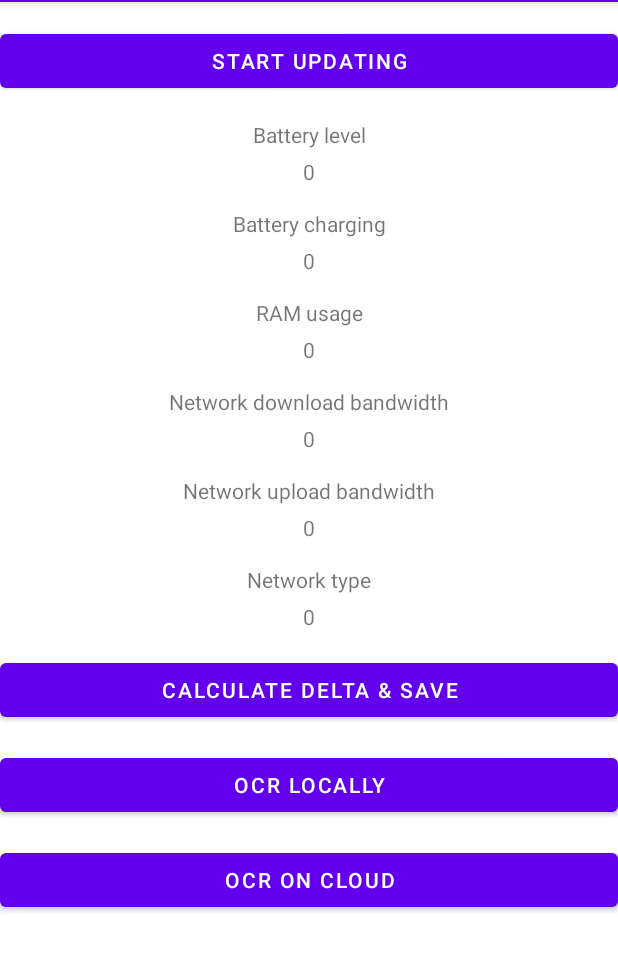
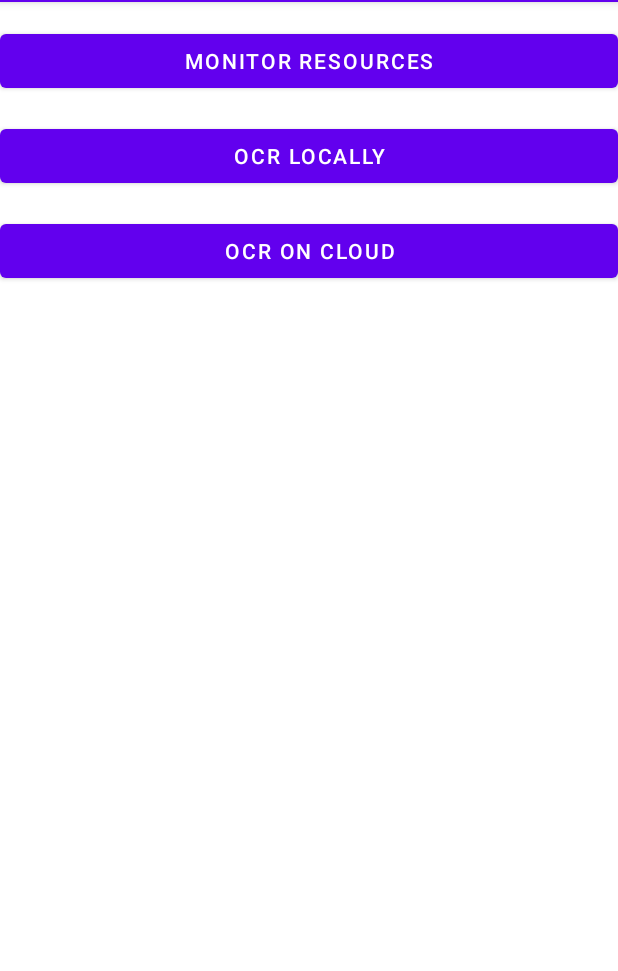
Before and after one commit to wolski0420/MobileSystemOCR, an Android app: the screen it shows after launch (MainActivity), on a phone screen of 412 x 824 dp, the part 82-1053 px from its top. Run offline under Robolectric (Android 15) with nearby library versions, the phone set to English and light mode, and no system bars; libraries missing offline, so code that uses them is left out: com.github.doyaaaaaken.kotlincsv, com.googlecode.tesseract; 1 statement that could not run was skipped.

Commit message:
Moved live resources monitoring to new activity, refactored ocr methods

```diff
--- a/app/src/main/java/com/example/ocr/ResourcesMonitor.kt
+++ b/app/src/main/java/com/example/ocr/ResourcesMonitor.kt
@@ -7,8 +7,9 @@ import android.content.IntentFilter
 import android.net.ConnectivityManager
 import android.os.BatteryManager
 import android.os.SystemClock
+import androidx.appcompat.app.AppCompatActivity
 
-class ResourcesMonitor(private var activity: MainActivity) {
+class ResourcesMonitor(private var activity: AppCompatActivity) {
 
     fun getBatteryLevel () : Long {
         val batteryManager = activity.getSystemService(Context.BATTERY_SERVICE) as BatteryManager
--- a/app/src/main/res/layout/activity_main.xml
+++ b/app/src/main/res/layout/activity_main.xml
@@ -8,110 +8,11 @@
     tools:context=".MainActivity">
 
     <Button
-        android:id="@+id/updateButton"
         android:layout_width="match_parent"
         android:layout_height="wrap_content"
         android:layout_marginTop="15sp"
-        android:onClick="startOrStopUpdating"
-        android:text="@string/start_scheduler"
-        android:textAlignment="center" />
-
-    <TextView
-        android:layout_width="match_parent"
-        android:layout_height="wrap_content"
-        android:layout_marginTop="15sp"
-        android:text="@string/battery_level"
-        android:textAlignment="center" />
-
-    <TextView
-        android:id="@+id/battery_percentage_text_view"
-        android:layout_width="match_parent"
-        android:layout_height="wrap_content"
-        android:layout_marginTop="5sp"
-        android:text="@string/starting_value"
-        android:textAlignment="center" />
-
-    <TextView
-        android:layout_width="match_parent"
-        android:layout_height="wrap_content"
-        android:layout_marginTop="15sp"
-        android:text="@string/battery_charging"
-        android:textAlignment="center" />
-
-    <TextView
-        android:id="@+id/battery_charging_text_view"
-        android:layout_width="match_parent"
-        android:layout_height="wrap_content"
-        android:layout_marginTop="5sp"
-        android:text="@string/starting_value"
-        android:textAlignment="center" />
-
-    <TextView
-        android:layout_width="match_parent"
-        android:layout_height="wrap_content"
-        android:layout_marginTop="15sp"
-        android:text="@string/ram_usage"
-        android:textAlignment="center" />
-
-    <TextView
-        android:id="@+id/ram_usage_text_view"
-        android:layout_width="match_parent"
-        android:layout_height="wrap_content"
-        android:layout_marginTop="5sp"
-        android:text="@string/starting_value"
-        android:textAlignment="center" />
-
-    <TextView
-        android:layout_width="match_parent"
-        android:layout_height="wrap_content"
-        android:layout_marginTop="15sp"
-        android:text="@string/network_download"
-        android:textAlignment="center" />
-
-    <TextView
-        android:id="@+id/download_text_view"
-        android:layout_width="match_parent"
-        android:layout_height="wrap_content"
-        android:layout_marginTop="5sp"
-        android:text="@string/starting_value"
-        android:textAlignment="center" />
-
-    <TextView
-        android:layout_width="match_parent"
-        android:layout_height="wrap_content"
-        android:layout_marginTop="15sp"
-        android:text="@string/network_upload"
-        android:textAlignment="center" />
-
-    <TextView
-        android:id="@+id/upload_text_view"
-        android:layout_width="match_parent"
-        android:layout_height="wrap_content"
-        android:layout_marginTop="5sp"
-        android:text="@string/starting_value"
-        android:textAlignment="center" />
-
-    <TextView
-        android:layout_width="match_parent"
-        android:layout_height="wrap_content"
-        android:layout_marginTop="15sp"
-        android:text="@string/network_type"
-        android:textAlignment="center" />
-
-    <TextView
-        android:id="@+id/network_type_text_view"
-        android:layout_width="match_parent"
-        android:layout_height="wrap_content"
-        android:layout_marginTop="5sp"
-        android:text="@string/starting_value"
-        android:textAlignment="center" />
-
-    <Button
-        android:layout_width="match_parent"
-        android:layout_height="wrap_content"
-        android:layout_marginTop="15sp"
-        android:onClick="calculateDeltaAndSave"
-        android:text="@string/delta_and_save"
+        android:onClick="switchToMonitoring"
+        android:text="@string/resources_monitoring"
         android:textAlignment="center" />
 
     <Button
--- a/app/src/main/res/values/strings.xml
+++ b/app/src/main/res/values/strings.xml
@@ -10,7 +10,8 @@
     <string name="network_upload">Network upload bandwidth</string>
     <string name="starting_value">0</string>
     <string name="network_type">Network type</string>
-    <string name="delta_and_save"><![CDATA[Calculate delta & save]]></string>
+    <string name="resources_monitoring">Monitor resources</string>
     <string name="ocr_local">OCR locally</string>
     <string name="ocr_cloud">OCR on cloud</string>
+    <string name="go_back">Go back to main</string>
 </resources>
```
Also changed, not shown: app/src/main/AndroidManifest.xml (+9 -3 lines), app/src/main/java/com/example/ocr/MainActivity.kt (+7 -71 lines), app/src/main/java/com/example/ocr/ResourcesActivity.kt (added, +85 -0 lines), app/src/main/res/layout/activity_resources.xml (added, +117 -0 lines).
